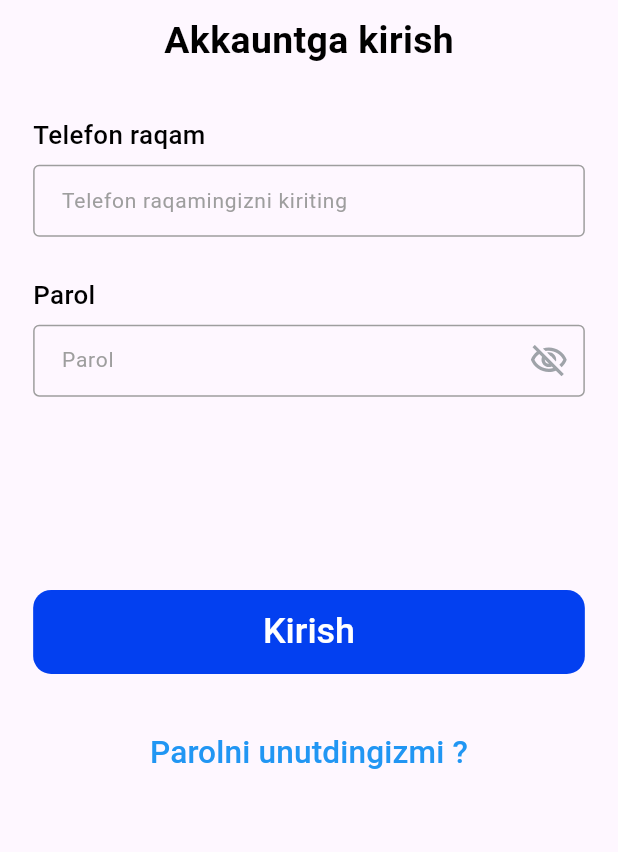
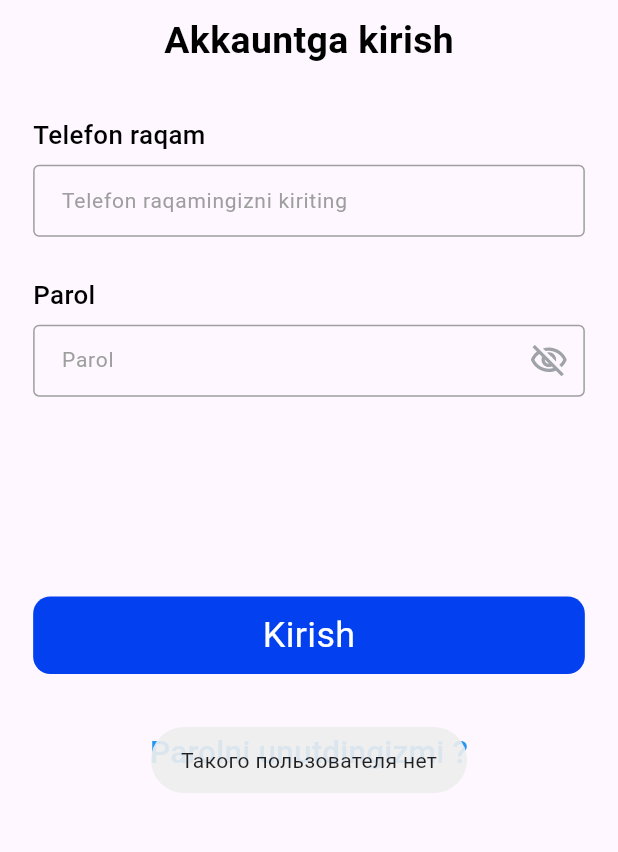
Before and after one commit to shceo/rivojedu, a Flutter app: the screen it shows after launch, after a tap on "Kirish", on a phone screen of 412 x 824 dp, the part 347-1199 px from its top. Run offline on Flutter 3.47's test engine with Material 3 defaults, Android fonts, the light colour scheme and no system bars; our stand-ins replace bloc, dio, equatable, flutter_bloc, flutter_svg, flutter_swiper_view and 5 more.

Commit message:
code fixed

```diff
--- a/lib/src/ui/pages/screens/auth/presentation/views/sing_in.dart
+++ b/lib/src/ui/pages/screens/auth/presentation/views/sing_in.dart
@@ -1,7 +1,9 @@
 import 'package:edu/assets/constants/common_assets.dart';
 import 'package:edu/src/domain/api/auth_swagger/auth_api.dart';
 import 'package:edu/src/ui/pages/home_page.dart';
+import 'package:edu/src/ui/theme/app_themes.dart';
 import 'package:edu/src/utils/size/size.dart';
+import 'package:flutter/cupertino.dart';
 import 'package:flutter/material.dart';
 import 'package:flutter/services.dart';
 import 'package:fluttertoast/fluttertoast.dart';
@@ -96,9 +98,11 @@ class _SignInViewState extends State<SignInView> {
                 focusNode: null,
               ),
               const Spacer(),
-              WButton(
+              GestureDetector(
                 onTap: () {
-                  if (_formKey.currentState!.validate()) {
+                  if (_passwordController.text.isNotEmpty &&
+                      _phoneController.text.isNotEmpty) {
+                    debugPrint("ONTAP BUTTON");
                     UserAuth.signIn(
                       _phoneController.text,
                       _passwordController.text,
@@ -112,8 +116,22 @@ class _SignInViewState extends State<SignInView> {
                     Fluttertoast.showToast(msg: 'Такого пользователя нет');
                   }
                 },
-                text: 'Kirish',
-                textStyle: TextStyle(fontSize: 25.w, color: Colors.white),
+                child: Container(
+                  padding: EdgeInsets.symmetric(vertical: 10.h),
+                  decoration: BoxDecoration(
+                    borderRadius: BorderRadius.circular(12.w),
+                    color: blue,
+                  ),
+                  child: Center(
+                    child: Text(
+                      "Kirish",
+                      style: TextStyle(
+                        fontSize: 25.w,
+                        color: Colors.white,
+                      ),
+                    ),
+                  ),
+                ),
               ),
               32.getH(),
               Center(
```
Also changed, not shown: pubspec.lock, 1 other file.
